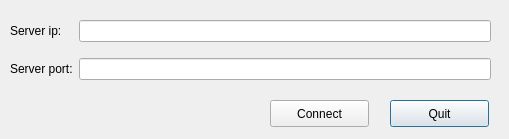
The window that ClientIRC/pickserverdialog.ui (wiekonek/IRC) describes before a commit, drawn with Qt 5.
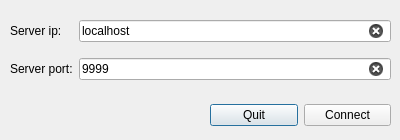
The same window after the commit.

```diff
--- a/ClientIRC/pickserverdialog.ui
+++ b/ClientIRC/pickserverdialog.ui
@@ -6,8 +6,8 @@
    <rect>
     <x>0</x>
     <y>0</y>
-    <width>509</width>
-    <height>139</height>
+    <width>400</width>
+    <height>140</height>
    </rect>
   </property>
   <property name="windowTitle">
@@ -16,47 +16,21 @@
   <property name="modal">
    <bool>true</bool>
   </property>
-  <widget class="QPushButton" name="button_quit">
-   <property name="geometry">
-    <rect>
-     <x>390</x>
-     <y>100</y>
-     <width>99</width>
-     <height>27</height>
-    </rect>
-   </property>
-   <property name="text">
-    <string>Quit</string>
-   </property>
-  </widget>
-  <widget class="QPushButton" name="button_connect">
-   <property name="geometry">
-    <rect>
-     <x>270</x>
-     <y>100</y>
-     <width>99</width>
-     <height>27</height>
-    </rect>
-   </property>
-   <property name="text">
-    <string>Connect</string>
-   </property>
-   <property name="checkable">
-    <bool>false</bool>
-   </property>
-  </widget>
   <widget class="QWidget" name="gridLayoutWidget">
    <property name="geometry">
     <rect>
      <x>10</x>
      <y>10</y>
-     <width>481</width>
+     <width>381</width>
      <height>80</height>
     </rect>
    </property>
    <layout class="QGridLayout" name="gridLayout">
     <item row="0" column="1">
      <widget class="QLineEdit" name="lineEdit_ip">
+      <property name="text">
+       <string>localhost</string>
+      </property>
       <property name="maxLength">
        <number>15</number>
       </property>
@@ -80,6 +54,9 @@
       <property name="inputMethodHints">
        <set>Qt::ImhDigitsOnly</set>
       </property>
+      <property name="text">
+       <string>9999</string>
+      </property>
       <property name="clearButtonEnabled">
        <bool>true</bool>
       </property>
@@ -94,6 +71,35 @@
     </item>
    </layout>
   </widget>
+  <widget class="QWidget" name="horizontalLayoutWidget">
+   <property name="geometry">
+    <rect>
+     <x>210</x>
+     <y>100</y>
+     <width>181</width>
+     <height>31</height>
+    </rect>
+   </property>
+   <layout class="QHBoxLayout" name="horizontalLayout">
+    <item>
+     <widget class="QPushButton" name="button_quit">
+      <property name="text">
+       <string>Quit</string>
+      </property>
+     </widget>
+    </item>
+    <item>
+     <widget class="QPushButton" name="button_connect">
+      <property name="text">
+       <string>Connect</string>
+      </property>
+      <property name="checkable">
+       <bool>false</bool>
+      </property>
+     </widget>
+    </item>
+   </layout>
+  </widget>
  </widget>
  <resources/>
  <connections/>
```
